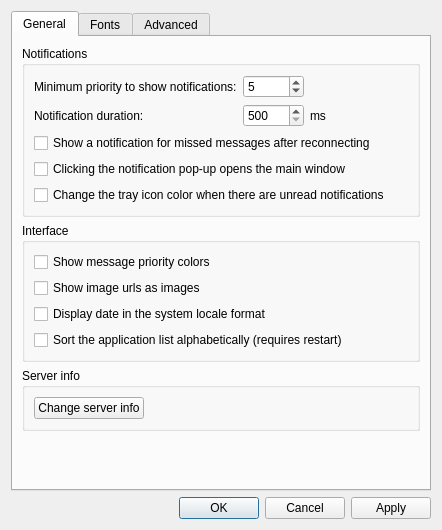
Qt form gotify_tray/gui/designs/widget_settings.ui (seird/gotify-tray) before a commit.
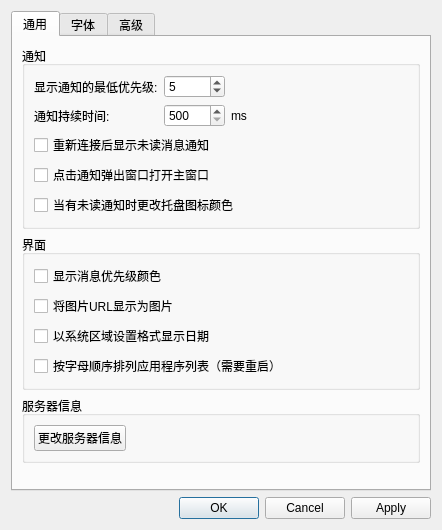
The same form after that commit.

Commit message: 修改说明：界面英文翻译成中文 关联任务：无 测试建议：无

Diff of the .ui file:
```diff
--- a/gotify_tray/gui/designs/widget_settings.ui
+++ b/gotify_tray/gui/designs/widget_settings.ui
@@ -31,19 +31,19 @@
      </property>
      <widget class="QWidget" name="tab_general">
       <attribute name="title">
-       <string>General</string>
+       <string>通用</string>
       </attribute>
       <layout class="QVBoxLayout" name="verticalLayout_4">
        <item>
         <widget class="QGroupBox" name="groupBox_notifications">
          <property name="title">
-          <string>Notifications</string>
+          <string>通知</string>
          </property>
          <layout class="QGridLayout" name="gridLayout_4">
           <item row="1" column="0">
            <widget class="QLabel" name="label_notification_duration">
             <property name="text">
-             <string>Notification duration:</string>
+            <string>通知持续时间:</string>
             </property>
            </widget>
           </item>
@@ -63,7 +63,7 @@
           <item row="3" column="0" colspan="3">
            <widget class="QCheckBox" name="cb_notification_click">
             <property name="text">
-             <string>Clicking the notification pop-up opens the main window</string>
+            <string>点击通知弹出窗口打开主窗口</string>
             </property>
            </widget>
           </item>
@@ -90,14 +90,14 @@
           <item row="2" column="0" colspan="3">
            <widget class="QCheckBox" name="cb_notify">
             <property name="text">
-             <string>Show a notification for missed messages after reconnecting</string>
+            <string>重新连接后显示未读消息通知</string>
             </property>
            </widget>
           </item>
           <item row="0" column="1">
            <widget class="QSpinBox" name="spin_priority">
             <property name="minimum">
-             <number>0</number>
+             <number>1</number>
             </property>
             <property name="maximum">
              <number>10</number>
@@ -110,14 +110,14 @@
           <item row="0" column="0">
            <widget class="QLabel" name="label_notification_priority">
             <property name="text">
-             <string>Minimum priority to show notifications:</string>
+            <string>显示通知的最低优先级:</string>
             </property>
            </widget>
           </item>
           <item row="4" column="0" colspan="3">
            <widget class="QCheckBox" name="cb_tray_icon_unread">
             <property name="text">
-             <string>Change the tray icon color when there are unread notifications</string>
+            <string>当有未读通知时更改托盘图标颜色</string>
             </property>
            </widget>
           </item>
@@ -127,7 +127,7 @@
        <item>
         <widget class="QGroupBox" name="groupBox_2">
          <property name="title">
-          <string>Interface</string>
+          <string>界面</string>
          </property>
          <layout class="QVBoxLayout" name="verticalLayout_2">
           <item>
@@ -137,28 +137,28 @@
 8..10 -&gt; high</string>
             </property>
             <property name="text">
-             <string>Show message priority colors</string>
+            <string>显示消息优先级颜色</string>
             </property>
            </widget>
           </item>
           <item>
            <widget class="QCheckBox" name="cb_image_urls">
             <property name="text">
-             <string>Show image urls as images</string>
+            <string>将图片URL显示为图片</string>
             </property>
            </widget>
           </item>
           <item>
            <widget class="QCheckBox" name="cb_locale">
             <property name="text">
-             <string>Display date in the system locale format</string>
+            <string>以系统区域设置格式显示日期</string>
             </property>
            </widget>
           </item>
           <item>
            <widget class="QCheckBox" name="cb_sort_applications">
             <property name="text">
-             <string>Sort the application list alphabetically (requires restart)</string>
+            <string>按字母顺序排列应用程序列表（需要重启）</string>
             </property>
            </widget>
           </item>
@@ -168,13 +168,13 @@
        <item>
         <widget class="QGroupBox" name="groupBox_server_info">
          <property name="title">
-          <string>Server info</string>
+          <string>服务器信息</string>
          </property>
          <layout class="QGridLayout" name="gridLayout_3">
           <item row="0" column="0">
            <widget class="QPushButton" name="pb_change_server_info">
             <property name="text">
-             <string>Change server info</string>
+            <string>更改服务器信息</string>
             </property>
            </widget>
           </item>
@@ -211,7 +211,7 @@
      </widget>
      <widget class="QWidget" name="tab_fonts">
       <attribute name="title">
-       <string>Fonts</string>
+       <string>字体</string>
       </attribute>
       <layout class="QVBoxLayout" name="verticalLayout_5">
        <item>
@@ -291,7 +291,7 @@
      </widget>
      <widget class="QWidget" name="tab_advanced">
       <attribute name="title">
-       <string>Advanced</string>
+       <string>高级</string>
       </attribute>
       <layout class="QVBoxLayout" name="verticalLayout">
        <item>
```
Left out of the diff: 38 changed lines with no effect on the pictures. The commit also changes 2 other files.
